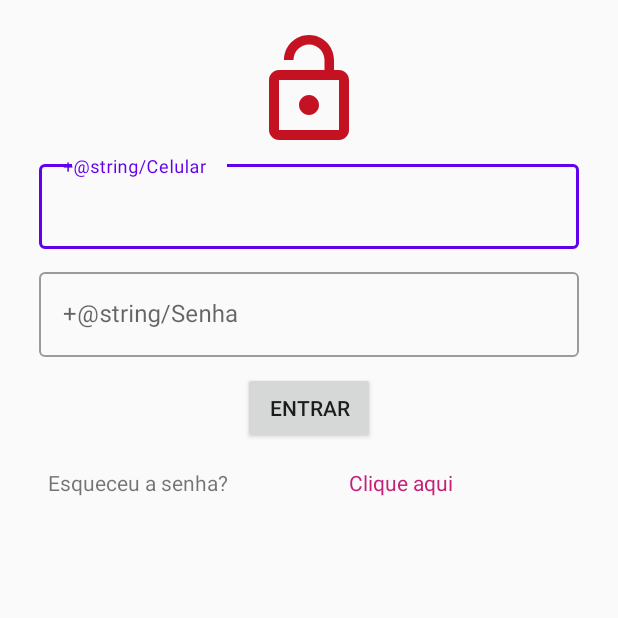
After one commit to Harox/Longa, an Android app: the LoginActivity screen opened directly, with no data from a screen before it, on a phone screen of 412 x 824 dp, the top half of it. The commit adds this screen. Run offline under Robolectric (Android 15) with nearby library versions, the phone set to English and light mode, and no system bars.

Commit message:
Inicio do LoginPage

```diff
--- a/app/build.gradle
+++ b/app/build.gradle
@@ -11,6 +11,7 @@ android {
         versionCode 1
         versionName "1.0"
 
+        vectorDrawables.useSupportLibrary = true
         testInstrumentationRunner "androidx.test.runner.AndroidJUnitRunner"
     }
 
@@ -29,6 +30,8 @@ dependencies {
     implementation 'androidx.appcompat:appcompat:1.1.0'
     implementation 'androidx.constraintlayout:constraintlayout:1.1.3'
     implementation 'com.google.android.material:material:1.1.0'
+    implementation 'androidx.annotation:annotation:1.1.0'
+    implementation 'androidx.lifecycle:lifecycle-extensions:2.2.0'
     testImplementation 'junit:junit:4.12'
     androidTestImplementation 'androidx.test.ext:junit:1.1.1'
     androidTestImplementation 'androidx.test.espresso:espresso-core:3.2.0'
--- a/app/src/main/AndroidManifest.xml
+++ b/app/src/main/AndroidManifest.xml
@@ -9,7 +9,8 @@
         android:roundIcon="@mipmap/ic_launcher_round"
         android:supportsRtl="true"
         android:theme="@style/AppTheme">
-        <activity android:name=".MainActivity"></activity>
+        <activity android:name=".LoginActivity"></activity>
+        <activity android:name=".MainActivity" />
         <activity android:name=".SplashScreenActivity">
             <intent-filter>
                 <action android:name="android.intent.action.MAIN" />
--- a/app/src/main/java/com/example/longa/HomePage.java
+++ b/app/src/main/java/com/example/longa/HomePage.java
@@ -1,9 +1,11 @@
 package com.example.longa;
 
+import android.content.Intent;
 import android.os.Bundle;
 import android.view.LayoutInflater;
 import android.view.View;
 import android.view.ViewGroup;
+import android.widget.Button;
 
 import androidx.annotation.NonNull;
 import androidx.annotation.Nullable;
@@ -16,4 +18,6 @@ public class HomePage extends Fragment {
     public View onCreateView(@NonNull LayoutInflater inflater, @Nullable ViewGroup container, @Nullable Bundle savedInstanceState) {
         return inflater.inflate(R.layout.home,container,false);
     }
+
+
 }
--- /dev/null
+++ b/app/src/main/java/com/example/longa/LoginActivity.java
@@ -0,0 +1,14 @@
+package com.example.longa;
+
+import androidx.appcompat.app.AppCompatActivity;
+
+import android.os.Bundle;
+
+public class LoginActivity extends AppCompatActivity {
+
+    @Override
+    protected void onCreate(Bundle savedInstanceState) {
+        super.onCreate(savedInstanceState);
+        setContentView(R.layout.activity_login);
+    }
+}
--- a/app/src/main/java/com/example/longa/MainActivity.java
+++ b/app/src/main/java/com/example/longa/MainActivity.java
@@ -4,8 +4,11 @@ import androidx.annotation.NonNull;
 import androidx.appcompat.app.AppCompatActivity;
 import androidx.fragment.app.Fragment;
 
+import android.content.Intent;
 import android.os.Bundle;
 import android.view.MenuItem;
+import android.view.View;
+import android.widget.Button;
 
 import com.google.android.material.bottomnavigation.BottomNavigationView;
 
@@ -23,7 +26,10 @@ public class MainActivity extends AppCompatActivity {
         BottomNavigationView bottomNavigationView = findViewById(R.id.neg_bar);
         bottomNavigationView.setOnNavigationItemSelectedListener(navigationItemSelectedListener);
 
+
     }
+
+
 
     private BottomNavigationView.OnNavigationItemSelectedListener navigationItemSelectedListener =
             new BottomNavigationView.OnNavigationItemSelectedListener() {
--- /dev/null
+++ b/app/src/main/res/drawable/ic_lock_open_black_24dp.xml
@@ -0,0 +1,5 @@
+<vector android:height="24dp" android:tint="#C41223"
+    android:viewportHeight="24.0" android:viewportWidth="24.0"
+    android:width="24dp" xmlns:android="http://schemas.android.com/apk/res/android">
+    <path android:fillColor="#FF000000" android:pathData="M12,17c1.1,0 2,-0.9 2,-2s-0.9,-2 -2,-2 -2,0.9 -2,2 0.9,2 2,2zM18,8h-1L17,6c0,-2.76 -2.24,-5 -5,-5S7,3.24 7,6h1.9c0,-1.71 1.39,-3.1 3.1,-3.1 1.71,0 3.1,1.39 3.1,3.1v2L6,8c-1.1,0 -2,0.9 -2,2v10c0,1.1 0.9,2 2,2h12c1.1,0 2,-0.9 2,-2L20,10c0,-1.1 -0.9,-2 -2,-2zM18,20L6,20L6,10h12v10z"/>
+</vector>
--- /dev/null
+++ b/app/src/main/res/layout/activity_login.xml
@@ -0,0 +1,127 @@
+<?xml version="1.0" encoding="utf-8"?>
+<LinearLayout xmlns:android="http://schemas.android.com/apk/res/android"
+    xmlns:app="http://schemas.android.com/apk/res-auto"
+    xmlns:tools="http://schemas.android.com/tools"
+    android:layout_width="match_parent"
+    android:layout_height="match_parent"
+    android:layout_gravity="center_horizontal|center_vertical"
+    android:layout_margin="@dimen/activity_horizontal_margin"
+    android:orientation="vertical">
+
+    <ScrollView
+        android:layout_width="match_parent"
+        android:layout_height="match_parent">
+
+        <LinearLayout
+            android:layout_width="match_parent"
+            android:layout_height="match_parent"
+            android:orientation="vertical">
+
+            <LinearLayout
+                android:layout_width="match_parent"
+                android:layout_height="wrap_content"
+                android:layout_gravity="center_horizontal|center_vertical"
+                android:orientation="vertical">
+
+                <ImageView
+                    android:id="@+id/imageView5"
+                    android:layout_width="80dp"
+                    android:layout_height="88dp"
+                    android:layout_gravity="center"
+                    app:srcCompat="@drawable/ic_lock_open_black_24dp" />
+
+
+                <com.google.android.material.textfield.TextInputLayout
+                    android:id="@+id/outlinedTextField"
+                    android:layout_width="match_parent"
+                    android:layout_height="wrap_content"
+                    android:hint="+@string/Celular"
+                    style="@style/Widget.MaterialComponents.TextInputLayout.OutlinedBox">
+
+                    <com.google.android.material.textfield.TextInputEditText
+                        android:layout_width="match_parent"
+                        android:layout_height="wrap_content"
+                        android:layout_gravity="center"
+                        android:layout_margin="10dp"
+                        />
+
+                </com.google.android.material.textfield.TextInputLayout>
+
+                <com.google.android.material.textfield.TextInputLayout
+                    android:id="@+id/outlinedTextField2"
+                    android:layout_width="match_parent"
+                    android:layout_height="wrap_content"
+                    android:hint="+@string/Senha"
+                    style="@style/Widget.MaterialComponents.TextInputLayout.OutlinedBox">
+
+                    <com.google.android.material.textfield.TextInputEditText
+                        android:layout_width="match_parent"
+                        android:layout_height="wrap_content"
+                        android:layout_gravity="center"
+                        android:layout_margin="10dp"
+                        />
+
+                </com.google.android.material.textfield.TextInputLayout>
+
+
+
+
+                <LinearLayout
+                    android:layout_width="match_parent"
+                    android:layout_height="wrap_content"
+                    android:layout_gravity="center_horizontal|center_vertical"
+                    android:orientation="horizontal">
+
+                </LinearLayout>
+
+            </LinearLayout>
+
+            <LinearLayout
+                android:layout_width="match_parent"
+                android:layout_height="wrap_content"
+                android:layout_gravity="center_horizontal|center_vertical"
+                android:orientation="vertical">
+
+                <Button
+                    android:id="@+id/btnEntrar"
+                    android:layout_width="wrap_content"
+                    android:layout_height="wrap_content"
+                    android:layout_gravity="center"
+                    android:layout_weight="1"
+                    android:text="Entrar"
+                     />
+
+
+            </LinearLayout>
+
+            <LinearLayout
+                android:layout_width="match_parent"
+                android:layout_height="wrap_content"
+                android:layout_gravity="center_horizontal|center_vertical"
+                android:layout_margin="16dp"
+                android:orientation="horizontal">
+
+                <TextView
+                    android:id="@+id/textView"
+                    android:layout_width="wrap_content"
+                    android:layout_height="wrap_content"
+                    android:layout_gravity="center"
+                    android:layout_weight="1"
+                    android:text="Esqueceu a senha? " />
+
+                <TextView
+                    android:id="@+id/tvCriarConta"
+                    android:layout_width="wrap_content"
+                    android:layout_height="wrap_content"
+                    android:layout_gravity="center"
+                    android:layout_weight="1"
+                    android:text="Clique aqui"
+                    android:textColor="#C42178" />
+            </LinearLayout>
+
+
+        </LinearLayout>
+
+    </ScrollView>
+
+</LinearLayout>
--- a/app/src/main/res/layout/home.xml
+++ b/app/src/main/res/layout/home.xml
@@ -11,4 +11,20 @@
         android:text="Home Page"
         android:layout_centerInParent="true"/>
 
+    <Button
+        android:id="@+id/btnLogin"
+        android:layout_width="wrap_content"
+        android:layout_height="wrap_content"
+        android:layout_alignParentStart="true"
+        android:layout_alignParentLeft="true"
+        android:layout_alignParentEnd="true"
+        android:layout_alignParentRight="true"
+        android:layout_marginStart="162dp"
+        android:layout_marginLeft="162dp"
+        android:layout_marginEnd="161dp"
+        android:layout_marginRight="161dp"
+        android:layout_marginBottom="297dp"
+        android:text="Login" />
+
+
 </RelativeLayout>
--- /dev/null
+++ b/app/src/main/res/values/dimens.xml
@@ -0,0 +1,5 @@
+<resources>
+    <!-- Default screen margins, per the Android Design guidelines. -->
+    <dimen name="activity_horizontal_margin">16dp</dimen>
+    <dimen name="activity_vertical_margin">16dp</dimen>
+</resources>
--- a/app/src/main/res/values/strings.xml
+++ b/app/src/main/res/values/strings.xml
@@ -1,3 +1,12 @@
 <resources>
     <string name="app_name">Longa</string>
+    <string name="title_activity_login">Sign in</string>
+    <string name="prompt_email">Email</string>
+    <string name="prompt_password">Password</string>
+    <string name="action_sign_in">Sign in or register</string>
+    <string name="action_sign_in_short">Sign in</string>
+    <string name="welcome">"Welcome !"</string>
+    <string name="invalid_username">Not a valid username</string>
+    <string name="invalid_password">Password must be >5 characters</string>
+    <string name="login_failed">"Login failed"</string>
 </resources>
```
